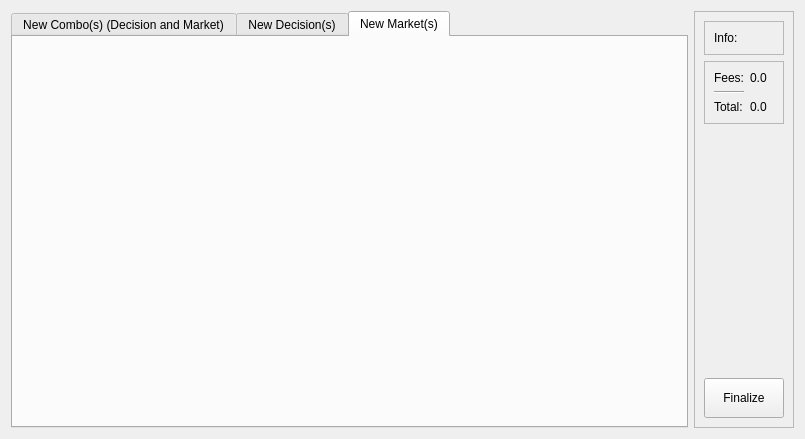
Old version of the form src/qt/forms/authorview.ui in the repository brishtiteveja/truthcoin-cpp.
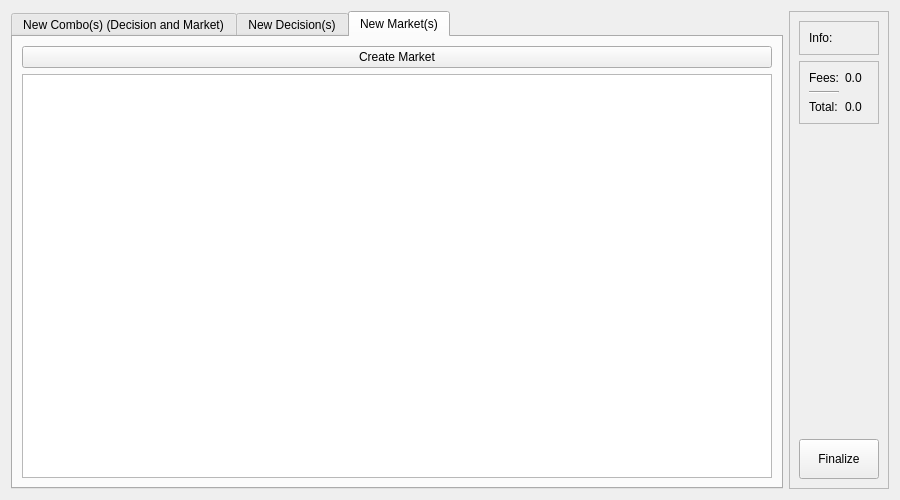
New version of the form. Icons and pictures are not drawn.

Commit message: Added model tables to author view

Diff of the .ui file:
```diff
--- a/src/qt/forms/authorview.ui
+++ b/src/qt/forms/authorview.ui
@@ -6,8 +6,8 @@
    <rect>
     <x>0</x>
     <y>0</y>
-    <width>805</width>
-    <height>439</height>
+    <width>900</width>
+    <height>500</height>
    </rect>
   </property>
   <property name="windowTitle">
@@ -34,6 +34,18 @@
       <attribute name="title">
        <string>New Market(s)</string>
       </attribute>
+      <layout class="QVBoxLayout" name="verticalLayout_5">
+       <item>
+        <widget class="QPushButton" name="pushButtonCreateMarket">
+         <property name="text">
+          <string>Create Market</string>
+         </property>
+        </widget>
+       </item>
+       <item>
+        <widget class="QTableView" name="tableViewMarkets"/>
+       </item>
+      </layout>
      </widget>
     </widget>
    </item>
```
Left out of the diff: 25 changed lines with no effect on the pictures. The commit also changes 3 other files.
